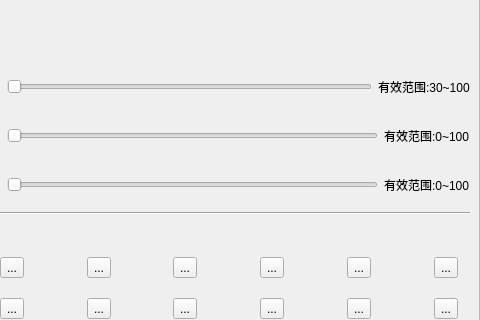
Before: the Qt Designer form App/widgets/themeswitchwidget.ui in kevinWu7/LifeNote, drawn with Qt 5; both pictures show x 132 to 612 and y 84 to 404 of the 612 by 1200 pixel window.
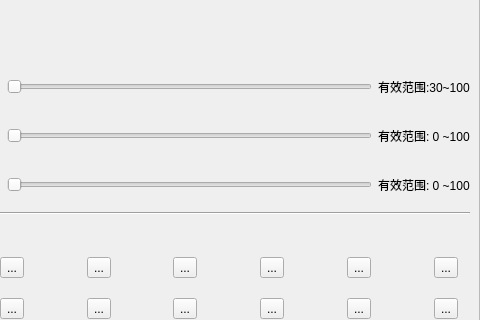
After: the same form once the commit is applied. Custom widgets are drawn as their Qt base class.

```diff
--- a/App/widgets/themeswitchwidget.ui
+++ b/App/widgets/themeswitchwidget.ui
@@ -373,7 +373,7 @@
                 <item>
                  <widget class="QLabel" name="leftTransparencyRangeEdit">
                   <property name="text">
-                   <string>有效范围:0~100</string>
+                   <string>有效范围: 0 ~100</string>
                   </property>
                  </widget>
                 </item>
@@ -481,7 +481,7 @@
                 <item>
                  <widget class="QLabel" name="rightTransparencyRangeEdit">
                   <property name="text">
-                   <string>有效范围:0~100</string>
+                   <string>有效范围: 0 ~100</string>
                   </property>
                  </widget>
                 </item>
```
Left out of the diff: 2 changed lines with no effect on the pictures.
